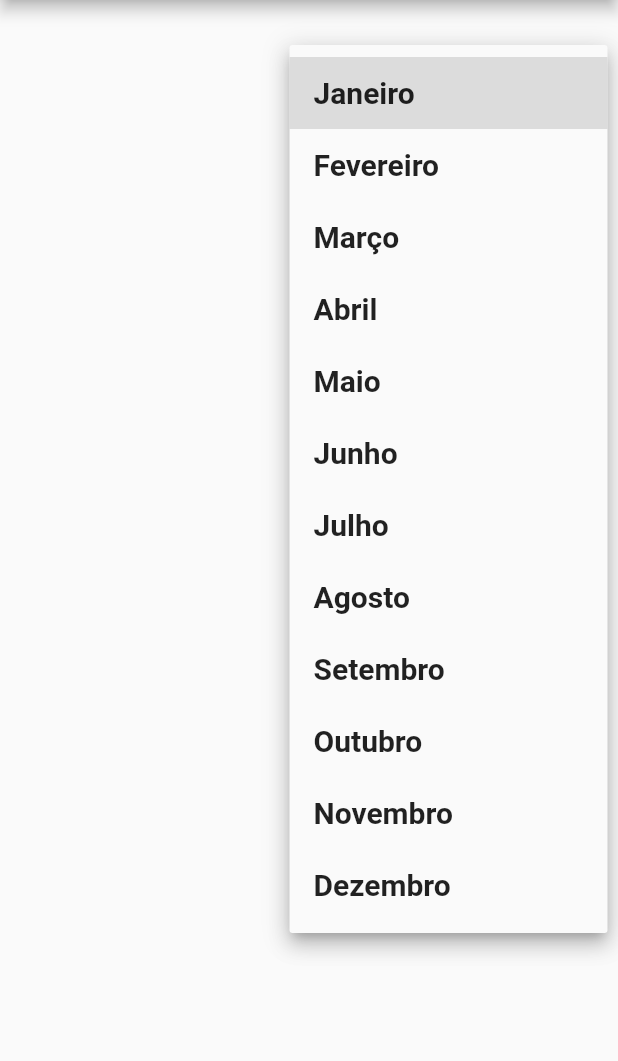
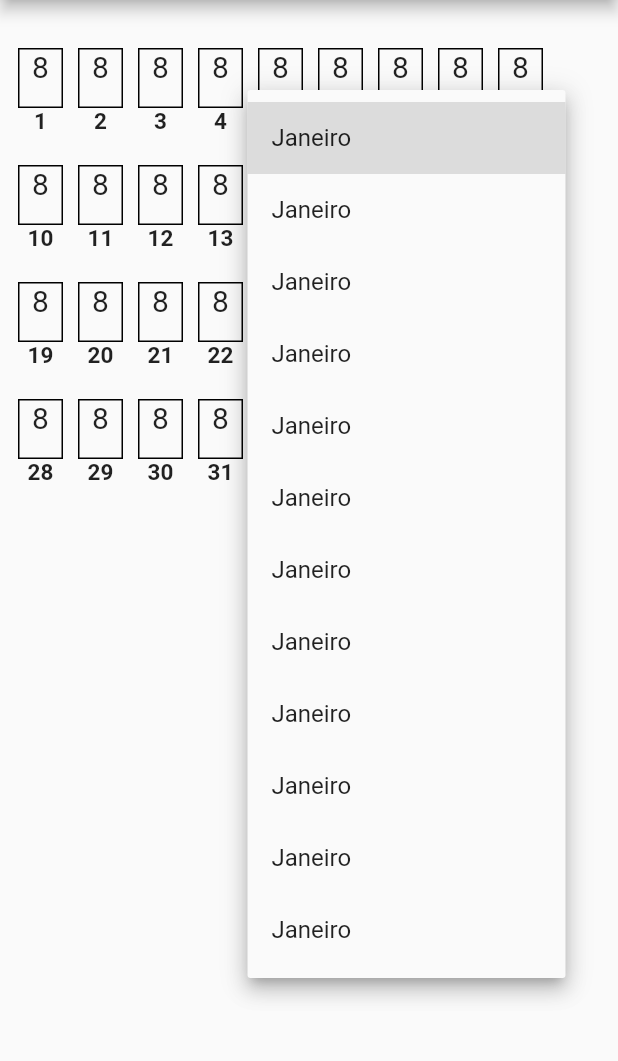
Before and after one commit to DEISI-ULHT-TFC-2021-22/empresa251-Aplica-o-mobile-central-de-apps-existentes, a Flutter app: the TimeSheetScreen screen opened by its route, after a tap on "Janeiro", on a phone screen of 412 x 824 dp, the part 75-1136 px from its top. Run offline on Flutter 3.47's test engine with Material 2 defaults, Android fonts, the phone set to English and light mode, and no system bars; our stand-ins replace splashscreen, table_calendar.

Commit message:
adicionadas boxs de visualização de horas da timesheet, adicionado notifier para atualização automática do screen timesheet

```diff
--- a/lib/main.dart
+++ b/lib/main.dart
@@ -1,4 +1,6 @@
 import 'package:flutter/material.dart';
+import 'package:integer/widgets/time_sheet/notifier.dart';
+import 'package:provider/provider.dart';
 import 'config/palette.dart';
 import 'package:integer/screens/list_news_screen.dart';
 import 'package:integer/screens/timesheet_screen.dart';
@@ -12,20 +14,22 @@ void main() => runApp(MyApp());
 class MyApp extends StatelessWidget {
   @override
   Widget build(BuildContext context) {
-    return MaterialApp(
+    return MultiProvider(
+        providers: [ChangeNotifierProvider(create: (context) => Notifier())],
+        child: MaterialApp(
           title: 'Integer',
           theme: ThemeData(
             primarySwatch: Palette.orange,
           ),
           initialRoute: 'login',
           routes: {
-        'splash' : (context) => SplashScreenWidget(),
-        'login' : (context) => LoginScreen(),
-        'news' : (context) => const NewsScreen(title: 'News'),
-        'newsCard' : (context) => const SingleNewsScreen(title: 'asdas'),
-        'timeSheet' : (context) => const TimeSheetScreen(title: 'Horas'),
-        'vacations' : (context) => const VacationsScreen(title: 'Férias'),
+            'splash': (context) => SplashScreenWidget(),
+            'login': (context) => LoginScreen(),
+            'news': (context) => const NewsScreen(title: 'News'),
+            'newsCard': (context) => const SingleNewsScreen(title: 'asdas'),
+            'timeSheet': (context) => const TimeSheetScreen(title: 'Horas'),
+            'vacations': (context) => const VacationsScreen(title: 'Férias'),
           },
-    );
+        ));
   }
 }
--- a/lib/screens/timesheet_screen.dart
+++ b/lib/screens/timesheet_screen.dart
@@ -3,6 +3,7 @@ import 'package:integer/widgets/drawer/drawer.dart';
 import 'package:integer/widgets/app_bar.dart';
 import '../widgets/time_sheet/dropdown_widget.dart';
 import '../config/months.dart';
+import '../widgets/time_sheet/hour_box_widget.dart';
 
 class TimeSheetScreen extends StatelessWidget {
   final String title;
@@ -19,9 +20,10 @@ class TimeSheetScreen extends StatelessWidget {
             children: [
               Positioned(
                 right: 5,
-                top: 20,
+                top: 50,
                 child: DropDown(Months.months),
               ),
+              Positioned(child: HourBox())
             ],
           ),
         ));
--- a/lib/widgets/time_sheet/dropdown_widget.dart
+++ b/lib/widgets/time_sheet/dropdown_widget.dart
@@ -1,6 +1,8 @@
 import 'package:flutter/cupertino.dart';
 import 'package:flutter/material.dart';
 import 'package:integer/config/months.dart';
+import 'package:integer/widgets/time_sheet/notifier.dart';
+import 'package:provider/provider.dart';
 
 class DropDown extends StatelessWidget {
   final List<String> items;
@@ -21,24 +23,39 @@ class DropDown extends StatelessWidget {
           child: DropdownButton<String>(
             icon: Icon(Icons.arrow_drop_down, color: Colors.black),
             value: Months.month,
+            //Months.month,
             iconSize: 36,
+            onChanged: (value) {
+              context.read<Notifier>().month = value!;
+              //print(Notifier.getMonth);
+            },
             items: items.map(buildMenuItem).toList(),
-              onChanged: (value) => setState(value!)),
+          ),
         ),
       ),
     );
   }
 
-  DropdownMenuItem<String> buildMenuItem(String item) => DropdownMenuItem(
+  DropdownMenuItem<String> buildMenuItem(String item) {
+    return DropdownMenuItem(
+      value: item,
+      child: Consumer<Notifier>(
+        builder: (context, changeNotifier, child) {
+          return Text(Notifier.getMonth);
+        },
+      ),
+    );
+  }
+  /*DropdownMenuItem<String> buildMenuItem(String item) => DropdownMenuItem(
     value: item,
     child: Text(
       item,
       style: TextStyle(fontWeight: FontWeight.bold, fontSize: 20),
     ),
-      );
+  );*/
 
-  setState(String value) {
+  /*setState(String value) {
     Months.month = value;
     print(Months.month);
+  }*/
 }
-}
--- /dev/null
+++ b/lib/widgets/time_sheet/hour_box_widget.dart
@@ -0,0 +1,35 @@
+import 'package:flutter/cupertino.dart';
+import 'package:flutter/material.dart';
+import 'package:integer/config/months.dart';
+import 'package:integer/widgets/time_sheet/notifier.dart';
+
+class HourBox extends StatelessWidget {
+  const HourBox({Key? key}) : super(key: key);
+
+  @override
+  Widget build(BuildContext context) {
+    int? index = Months.days[Notifier.getMonth];
+    return Wrap(
+      children: List.generate(index!, (index) {
+        return Container(
+            margin: const EdgeInsets.only(right: 10),
+            child: Column(children: [
+              SizedBox(height: 20),
+              Container(
+                height: 40,
+                width: 30,
+                decoration:
+                    BoxDecoration(border: Border.all(color: Colors.black)),
+                child: Text(
+                  "8",
+                  textAlign: TextAlign.center,
+                  style: TextStyle(fontSize: 20),
+                ),
+              ),
+              Text((index + 1).toString(),
+                  style: TextStyle(fontWeight: FontWeight.bold, fontSize: 15)),
+            ]));
+      }),
+    );
+  }
+}
--- /dev/null
+++ b/lib/widgets/time_sheet/notifier.dart
@@ -0,0 +1,11 @@
+import 'package:flutter/cupertino.dart';
+
+class Notifier extends ChangeNotifier {
+  static String _month = 'Janeiro';
+  static String get getMonth => _month;
+
+  set month(String newMonth) {
+    _month = newMonth;
+    notifyListeners();
+  }
+}
--- a/pubspec.yaml
+++ b/pubspec.yaml
@@ -36,6 +36,7 @@ dependencies:
   # The following adds the Cupertino Icons font to your application.
   # Use with the CupertinoIcons class for iOS style icons.
   cupertino_icons: ^1.0.2
+  provider: ^5.0.0
 
 dev_dependencies:
   flutter_lints: ^1.0.0
```
Also changed, not shown: pubspec.lock. Lines whose indentation alone changed are shown as unchanged.
